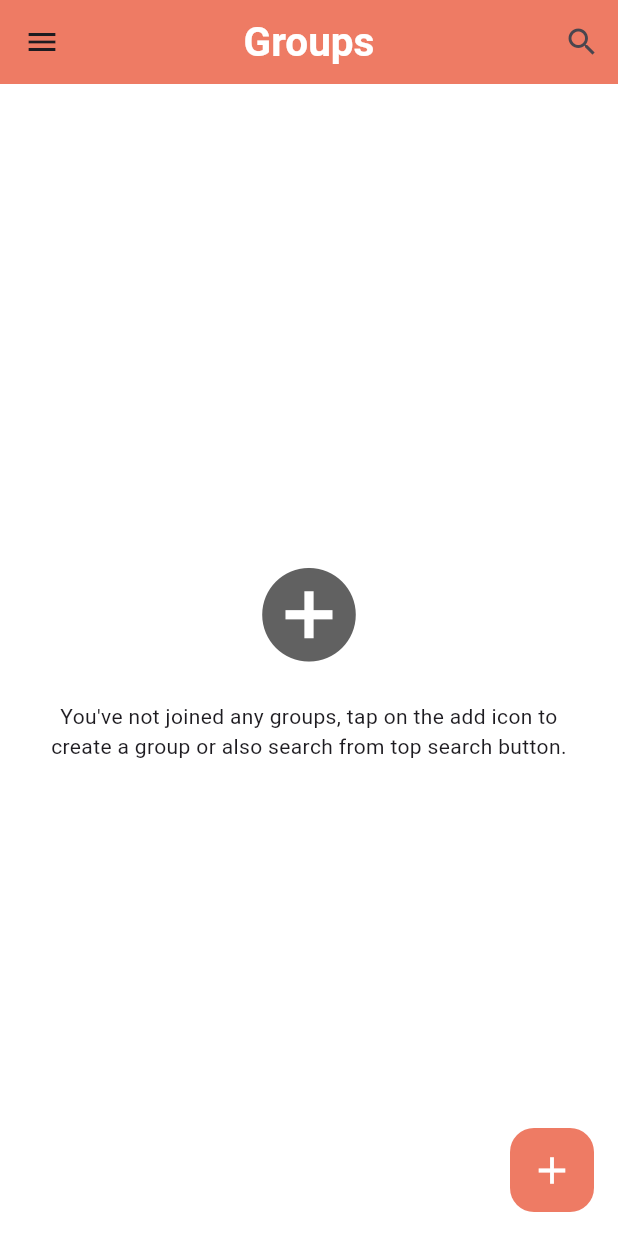
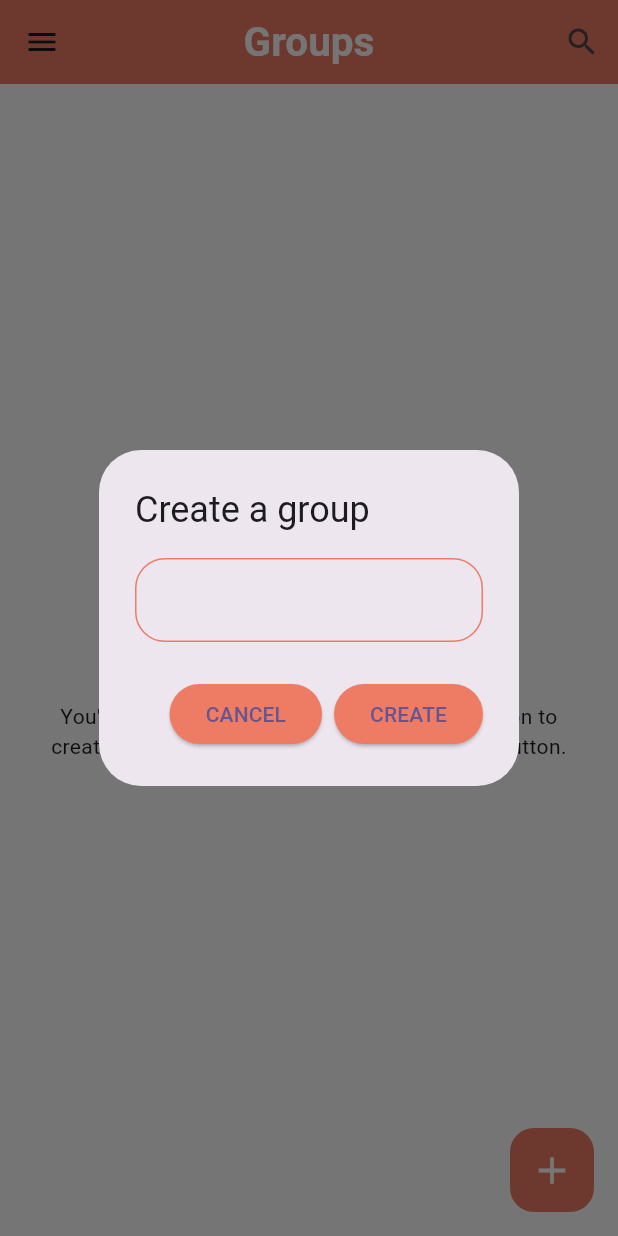
Before and after one commit to ABHISHEK0319/groupchatapp, a Flutter app: the HomePage screen opened directly, after a tap on the "add circle" icon, on a phone screen of 412 x 824 dp. Run offline on Flutter 3.47's test engine with Material 3 defaults, Android fonts, the phone set to English and light mode, and no system bars; our stand-ins replace cloud_firestore, firebase_auth, firebase_core, shared_preferences; accounts and stored records are empty.

Commit message:
second commit

```diff
--- a/lib/pages/home_page.dart
+++ b/lib/pages/home_page.dart
@@ -1,4 +1,5 @@
 import 'package:firebase_auth/firebase_auth.dart';
+import 'package:firebase_core/firebase_core.dart';
 import 'package:flutter/material.dart';
 import 'package:groupchatapp/helper/helper_function.dart';
 import 'package:groupchatapp/pages/auth/login_page.dart';
@@ -6,6 +7,7 @@
 import 'package:groupchatapp/pages/search_page.dart';
 import 'package:groupchatapp/services/auth_service.dart';
 import 'package:groupchatapp/services/database_service.dart';
+import 'package:groupchatapp/widgets/goup_tile.dart';
 import 'package:groupchatapp/widgets/widgets.dart';
 
 class HomePage extends StatefulWidget {
@@ -20,11 +22,22 @@
   String email = "";
   AuthServices authServices = AuthServices();
   Stream? groups;
+  bool _isLoading = false;
+  String groupName = "";
 
   @override
   void initState() {
     super.initState();
     gettingUserData();
+  }
+
+  // String manipulation
+  String getId(String res) {
+    return res.substring(0, res.indexOf("_"));
+  }
+
+  String getName(String res) {
+    return res.substring(res.indexOf("_") + 1);
   }
 
   gettingUserData() async {
@@ -180,7 +193,85 @@
     );
   }
 
-  popUpDialog(BuildContext context) {}
+  popUpDialog(BuildContext context) {
+    return showDialog(
+        barrierDismissible: false,
+        context: context,
+        builder: (context) {
+          return StatefulBuilder(builder: (context, setState) {
+            return AlertDialog(
+              title: const Text(
+                "Create a group",
+                textAlign: TextAlign.left,
+              ),
+              content: Column(
+                mainAxisSize: MainAxisSize.min,
+                children: [
+                  _isLoading == true
+                      ? Center(
+                          child: CircularProgressIndicator(
+                            color: Theme.of(context).primaryColor,
+                          ),
+                        )
+                      : TextField(
+                          onChanged: (val) {
+                            setState(() {
+                              groupName = val;
+                            });
+                          },
+                          style: const TextStyle(color: Colors.black),
+                          decoration: InputDecoration(
+                            enabledBorder: OutlineInputBorder(
+                                borderSide: BorderSide(
+                                    color: Theme.of(context).primaryColor),
+                                borderRadius: BorderRadius.circular(20)),
+                            errorBorder: OutlineInputBorder(
+                                borderSide: const BorderSide(color: Colors.red),
+                                borderRadius: BorderRadius.circular(20)),
+                            focusedBorder: OutlineInputBorder(
+                                borderSide: BorderSide(
+                                    color: Theme.of(context).primaryColor),
+                                borderRadius: BorderRadius.circular(20)),
+                          ),
+                        ),
+                ],
+              ),
+              actions: [
+                ElevatedButton(
+                  onPressed: () {
+                    Navigator.of(context).pop();
+                  },
+                  style: ElevatedButton.styleFrom(
+                      backgroundColor: Theme.of(context).primaryColor),
+                  child: const Text("CANCEL"),
+                ),
+                ElevatedButton(
+                  onPressed: () async {
+                    if (groupName != "") {
+                      setState(() {
+                        _isLoading = true;
+                      });
+                      DatabaseService(
+                              uid: FirebaseAuth.instance.currentUser!.uid)
+                          .createGroup(userName,
+                              FirebaseAuth.instance.currentUser!.uid, groupName)
+                          .whenComplete(() {
+                        _isLoading = false;
+                      });
+                      Navigator.of(context).pop();
+                      showSnackbar(
+                          context, Colors.green, "Group created Successfully.");
+                    }
+                  },
+                  style: ElevatedButton.styleFrom(
+                      backgroundColor: Theme.of(context).primaryColor),
+                  child: const Text("CREATE"),
+                ),
+              ],
+            );
+          });
+        });
+  }
 
   groupList() {
     return StreamBuilder(
@@ -190,7 +281,13 @@
         if (snapshot.hasData) {
           if (snapshot.data['groups'] != null) {
             if (snapshot.data['groups'].length != 0) {
-              return Text("HELLOOO");
+              return ListView.builder(itemBuilder: (context, index) {
+                return GroupTile(
+                  userName: snapshot.data['fulName'],
+                  groupId: getId(snapshot.data['groups'][index]),
+                  groupName: getName(snapshot.data['groups'][index]),
+                );
+              });
             } else {
               return noGroupWidget();
             }
```
Also changed, not shown: lib/services/database_service.dart (+25 -0 lines), lib/widgets/goup_tile.dart (added, +22 -0 lines).
